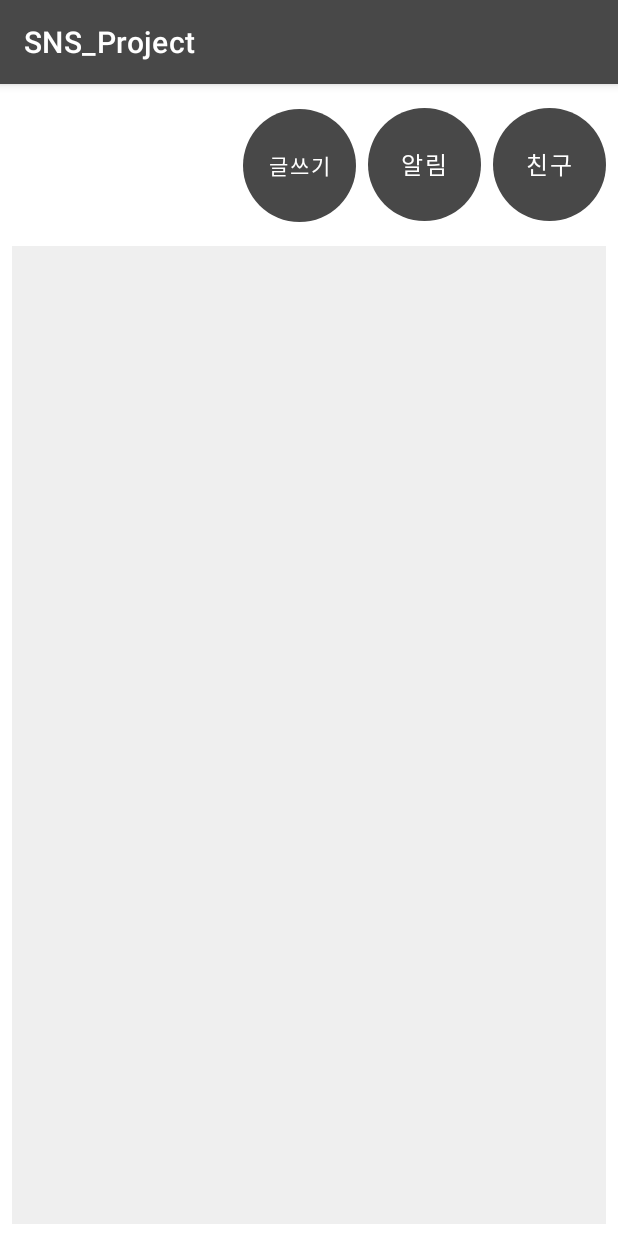
After one commit to wonchanjoo/Android_SNS_Project, an Android app: the FeedActivity screen opened directly, with no data from a screen before it, on a phone screen of 412 x 824 dp. The commit adds this screen. Run offline under Robolectric (Android 15) with nearby library versions, the phone set to English and light mode, and no system bars.

Commit message:
FeedActivity, PostingActivity 추가

```diff
--- /dev/null
+++ b/app/src/main/java/com/example/sns_project/FeedActivity.kt
@@ -0,0 +1,21 @@
+package com.example.sns_project
+
+import android.content.Intent
+import androidx.appcompat.app.AppCompatActivity
+import android.os.Bundle
+import com.example.sns_project.databinding.ActivityFeedBinding
+
+class FeedActivity : AppCompatActivity() {
+    lateinit var binding : ActivityFeedBinding
+
+    override fun onCreate(savedInstanceState: Bundle?) {
+        super.onCreate(savedInstanceState)
+        binding = ActivityFeedBinding.inflate(layoutInflater)
+        setContentView(binding.root)
+
+        binding.postingBtn.setOnClickListener {
+            val intent = Intent(this, PostingActivity::class.java)
+            startActivity(intent)
+        }
+    }
+}
--- /dev/null
+++ b/app/src/main/res/drawable/round_button_style.xml
@@ -0,0 +1,9 @@
+<?xml version="1.0" encoding="utf-8"?>
+<selector xmlns:android="http://schemas.android.com/apk/res/android">
+    <item android:state_focused="false" android:state_pressed="false">
+        <shape android:shape="oval">
+            <size android:width="75dp" android:height="75dp" />
+            <corners android:radius="25dp" />
+        </shape>
+    </item>
+</selector>
--- /dev/null
+++ b/app/src/main/res/layout/activity_feed.xml
@@ -0,0 +1,66 @@
+<?xml version="1.0" encoding="utf-8"?>
+<androidx.constraintlayout.widget.ConstraintLayout xmlns:android="http://schemas.android.com/apk/res/android"
+    xmlns:app="http://schemas.android.com/apk/res-auto"
+    xmlns:tools="http://schemas.android.com/tools"
+    android:layout_width="match_parent"
+    android:layout_height="match_parent"
+    tools:context=".FeedActivity">
+
+    <Button
+        android:id="@+id/postingBtn"
+        android:layout_width="75dp"
+        android:layout_height="75dp"
+        android:layout_marginEnd="8dp"
+        android:background="@drawable/round_button_style"
+        android:text="글쓰기"
+        app:layout_constraintBaseline_toBaselineOf="@+id/alarmBtn"
+        app:layout_constraintEnd_toStartOf="@+id/alarmBtn" />
+
+    <Button
+        android:id="@+id/alarmBtn"
+        android:layout_width="75dp"
+        android:layout_height="75dp"
+        android:layout_marginEnd="8dp"
+        android:background="@drawable/round_button_style"
+        android:text="알림"
+        android:textSize="16sp"
+        app:layout_constraintBaseline_toBaselineOf="@+id/friendBtn"
+        app:layout_constraintEnd_toStartOf="@+id/friendBtn" />
+
+    <Button
+        android:id="@+id/friendBtn"
+        android:layout_width="75dp"
+        android:layout_height="75dp"
+        android:layout_marginTop="16dp"
+        android:layout_marginEnd="8dp"
+        android:background="@drawable/round_button_style"
+        android:text="친구"
+        android:textSize="16sp"
+        app:layout_constraintEnd_toEndOf="parent"
+        app:layout_constraintTop_toTopOf="parent" />
+
+    <ScrollView
+        android:layout_width="0dp"
+        android:layout_height="0dp"
+        android:layout_marginStart="8dp"
+        android:layout_marginTop="16dp"
+        android:layout_marginEnd="8dp"
+        android:layout_marginBottom="8dp"
+        android:background="#EFEFEF"
+        app:layout_constraintBottom_toBottomOf="parent"
+        app:layout_constraintEnd_toEndOf="parent"
+        app:layout_constraintStart_toStartOf="parent"
+        app:layout_constraintTop_toBottomOf="@+id/postingBtn">
+
+        <LinearLayout
+            android:layout_width="match_parent"
+            android:layout_height="wrap_content"
+            android:orientation="vertical" >
+
+            <androidx.recyclerview.widget.RecyclerView
+                android:id="@+id/postingRecyclerView"
+                android:layout_width="match_parent"
+                android:layout_height="match_parent" />
+        </LinearLayout>
+    </ScrollView>
+</androidx.constraintlayout.widget.ConstraintLayout>
--- a/app/src/main/res/values/themes.xml
+++ b/app/src/main/res/values/themes.xml
@@ -3,7 +3,7 @@
     <style name="Theme.SNS_Project" parent="Theme.MaterialComponents.DayNight.DarkActionBar">
         <!-- Primary brand color. -->
         <item name="android:windowNoTitle">true</item>
-        <item name="colorPrimary">@color/purple_500</item>
+        <item name="colorPrimary">#484848</item>
         <item name="colorPrimaryVariant">@color/purple_700</item>
         <item name="colorOnPrimary">@color/white</item>
         <!-- Secondary brand color. -->
--- a/build.gradle
+++ b/build.gradle
@@ -9,7 +9,7 @@ buildscript {
     }
 }
 plugins {
-    id 'com.android.application' version '7.3.0' apply false
-    id 'com.android.library' version '7.3.0' apply false
+    id 'com.android.application' version '7.3.1' apply false
+    id 'com.android.library' version '7.3.1' apply false
     id 'org.jetbrains.kotlin.android' version '1.7.10' apply false
 }
```
Also changed, not shown: app/build.gradle (+5 -2 lines), app/src/main/AndroidManifest.xml (+19 -3 lines), app/src/main/java/com/example/sns_project/PostingActivity.kt (added, +15 -0 lines), app/src/main/res/layout/activity_posting.xml (added, +57 -0 lines), app/src/main/res/layout/recyclerview_posting.xml (added, +46 -0 lines), app/src/main/res/drawable/picture.png (added).
